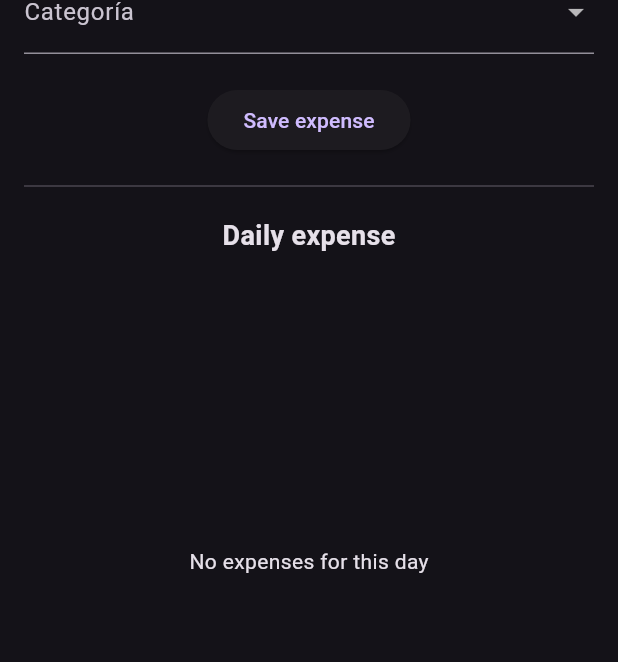
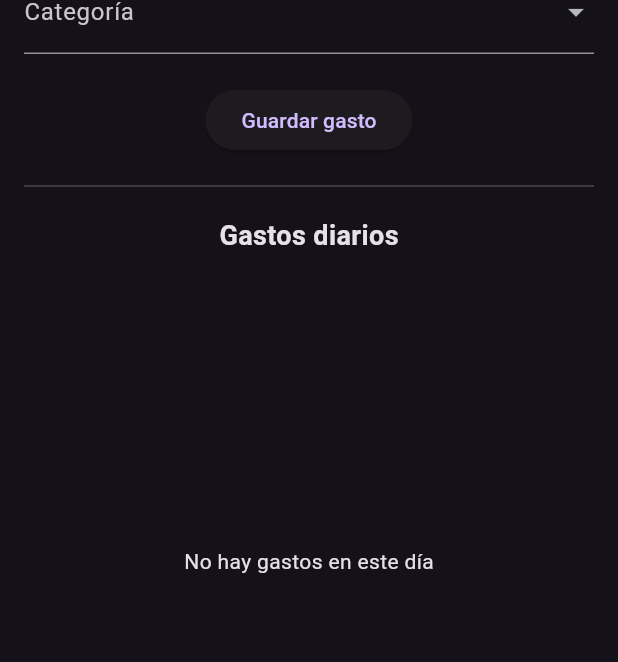
Before and after one commit to aminLuis/expense_record, a Flutter app: the ExpenseFormScreen screen opened directly with empty values, on a phone screen of 412 x 824 dp. Shown: the part 306-968 px from the top of the screen. Run offline on Flutter 3.47's test engine with Material 3 defaults, Android fonts, the phone set to English and light mode, and no system bars; our stand-ins replace file_picker, open_filex, shared_preferences; missing offline and left inert: excel; accounts and stored records are empty.

Commit message:
Add date format

```diff
--- a/lib/main.dart
+++ b/lib/main.dart
@@ -2,8 +2,10 @@ import 'package:expense_record/screens/settings_screen.dart';
 import 'package:expense_record/screens/welcome_screen.dart';
 import 'package:flutter/material.dart';
 import 'package:shared_preferences/shared_preferences.dart';
+import 'package:intl/date_symbol_data_local.dart';
 
-void main() {
+void main() async{
+  await initializeDateFormatting('es', null);
   runApp(ExpenseTrackerApp());
 }
 
@@ -14,7 +16,7 @@ class ExpenseTrackerApp extends StatefulWidget {
 
 class _ExpenseTrackerAppState extends State<ExpenseTrackerApp> {
 
-  ThemeMode _themeMode = ThemeMode.system; // Modo de tema inicial
+  ThemeMode _themeMode = ThemeMode.light; // Modo de tema inicial
 
   @override
   void initState() {
@@ -36,7 +38,6 @@ class _ExpenseTrackerAppState extends State<ExpenseTrackerApp> {
   }
 
   void _updateThemeMode(ThemeMode themeMode) {
-    print('Theme mode updated to: $themeMode');
     setState(() {
       _themeMode = themeMode;
     });
@@ -52,8 +53,8 @@ class _ExpenseTrackerAppState extends State<ExpenseTrackerApp> {
       themeMode: _themeMode,
       routes: {
         '/': (context) => WelcomeScreen(
+              onThemeModeChanged: _updateThemeMode, // Pasar el método para cambiar tema
               themeMode: _themeMode, // Pasar el tema actual
-              onThemeModeChanged: _updateThemeMode, // Pasar el método para cambiar tema
             ),
         '/settings': (context) =>
             SettingsScreen(onThemeModeChanged: _updateThemeMode, themeMode: _themeMode),
--- a/lib/screens/calendar_screen.dart
+++ b/lib/screens/calendar_screen.dart
@@ -2,18 +2,19 @@ import 'package:expense_record/models/expense.dart';
 import 'package:expense_record/screens/expense_form_screen.dart';
 import 'package:expense_record/screens/settings_screen.dart';
 import 'package:expense_record/services/FormatNumber.dart';
+import 'package:expense_record/services/Format_date.dart';
 import 'package:expense_record/services/excel_handler.dart';
 import 'package:expense_record/services/file_storage.dart';
 import 'package:expense_record/widgets/calendar_widget.dart';
 import 'package:flutter/material.dart';
 
 class CalendarScreen extends StatefulWidget {
+  final Function(ThemeMode) onThemeModeChanged;
   final ThemeMode themeMode;
-  final Function(ThemeMode) onThemeModeChanged;
 
   CalendarScreen({
+    required this.onThemeModeChanged,
     required this.themeMode,
-    required this.onThemeModeChanged,
   });
 
   @override
@@ -253,7 +254,8 @@ Future<void> _importData() async {
                 crossAxisAlignment: CrossAxisAlignment.start,
                 children: [
                   Text(
-                    'Total gastos en ${_selectedMonth.month}/${_selectedMonth.year}:',
+                    // 'Total gastos en ${_selectedMonth.month}/${_selectedMonth.year}:',
+                    'Total gastos en ${FormatDate.shortDateFormatEnd(_selectedMonth)}',
                     style: TextStyle(fontSize: 18, fontWeight: FontWeight.bold),
                   ),
                   SizedBox(height: 5),
@@ -301,7 +303,7 @@ Future<void> _importData() async {
                     .fold(0.0, (sum, expense) => sum + expense.amount);
 
                 return ListTile(
-                  title: Text('Día $day'),
+                  title: Text('Día '' $day'),
                   subtitle:
                       Text('Total: \$${Formatnumber.formatNumber(dailyTotal)}'),
                   leading: Icon(Icons.event_note),
--- a/lib/screens/expense_form_screen.dart
+++ b/lib/screens/expense_form_screen.dart
@@ -267,7 +267,7 @@ class _ExpenseFormScreenState extends State<ExpenseFormScreen> {
       FocusScope.of(context).unfocus();
       ScaffoldMessenger.of(context).showSnackBar(
         SnackBar(
-          content: Text('Expense "${expense.description}" deleted successfully!'),
+          content: Text('Gasto "${expense.description}" eliminado exitosamente!'),
           duration: Duration(seconds: 3),
         )
       );
@@ -316,16 +316,16 @@ class _ExpenseFormScreenState extends State<ExpenseFormScreen> {
             SizedBox(height: 20),
             ElevatedButton(
               onPressed: _saveExpense,
-              child: Text('Save expense'),
+              child: Text('Guardar gasto'),
             ),
             Divider(height: 40),
-            Text('Daily expense',
+            Text('Gastos diarios',
             style: TextStyle(fontSize: 18, fontWeight: FontWeight.bold),
             ),
             SizedBox(height: 10),
             Expanded(
               child: _dailyExpenses.isEmpty
-              ? Center(child: Text('No expenses for this day'))
+              ? Center(child: Text('No hay gastos en este día'))
               : ListView.builder(
                 itemCount: _dailyExpenses.length,
                 itemBuilder: (context, index) {
--- a/lib/screens/expense_list_item.dart
+++ b/lib/screens/expense_list_item.dart
@@ -1,5 +1,6 @@
 import 'package:expense_record/models/expense.dart';
 import 'package:expense_record/services/FormatNumber.dart';
+import 'package:expense_record/services/Format_date.dart';
 import 'package:flutter/material.dart';
 
 class ExpenseListItem extends StatelessWidget {
@@ -18,7 +19,7 @@ class ExpenseListItem extends StatelessWidget {
     return ListTile(
       title: Text(expense.description),
       subtitle: Text(
-        '${expense.date.toLocal().toString().split(' ')[0]} - \$${Formatnumber.formatNumber(expense.amount)}\n${expense.category}',
+        '${FormatDate.fullDateFormat(expense.date)} - \$${Formatnumber.formatNumber(expense.amount)}\n${expense.category}',
       ),
       trailing: PopupMenuButton<String>(
         onSelected: (value) {
--- a/lib/screens/settings_screen.dart
+++ b/lib/screens/settings_screen.dart
@@ -150,7 +150,6 @@ class SettingsScreen extends StatelessWidget {
               ],
               onChanged: (newMode) {
                 if (newMode != null) {
-                  print('Dropdown selected: $newMode');
                   onThemeModeChanged(newMode);
                 }
               },
--- a/lib/screens/welcome_screen.dart
+++ b/lib/screens/welcome_screen.dart
@@ -2,12 +2,12 @@ import 'package:expense_record/screens/calendar_screen.dart';
 import 'package:flutter/material.dart';
 
 class WelcomeScreen extends StatelessWidget {
-   final ThemeMode themeMode;
   final Function(ThemeMode) onThemeModeChanged;
+  final ThemeMode themeMode;
 
   WelcomeScreen({
+    required this.onThemeModeChanged,
     required this.themeMode,
-    required this.onThemeModeChanged,
   });
 
   @override
@@ -38,8 +38,8 @@ class WelcomeScreen extends StatelessWidget {
                 Navigator.pushReplacement(
                   context,
                   MaterialPageRoute(builder: (context) => CalendarScreen(
-                     themeMode: themeMode, // Pasar el tema actual
                      onThemeModeChanged: onThemeModeChanged,
+                     themeMode: themeMode,
                   )),
                 );
               },
```
Also changed, not shown: lib/services/Format_date.dart (added, +27 -0 lines).
